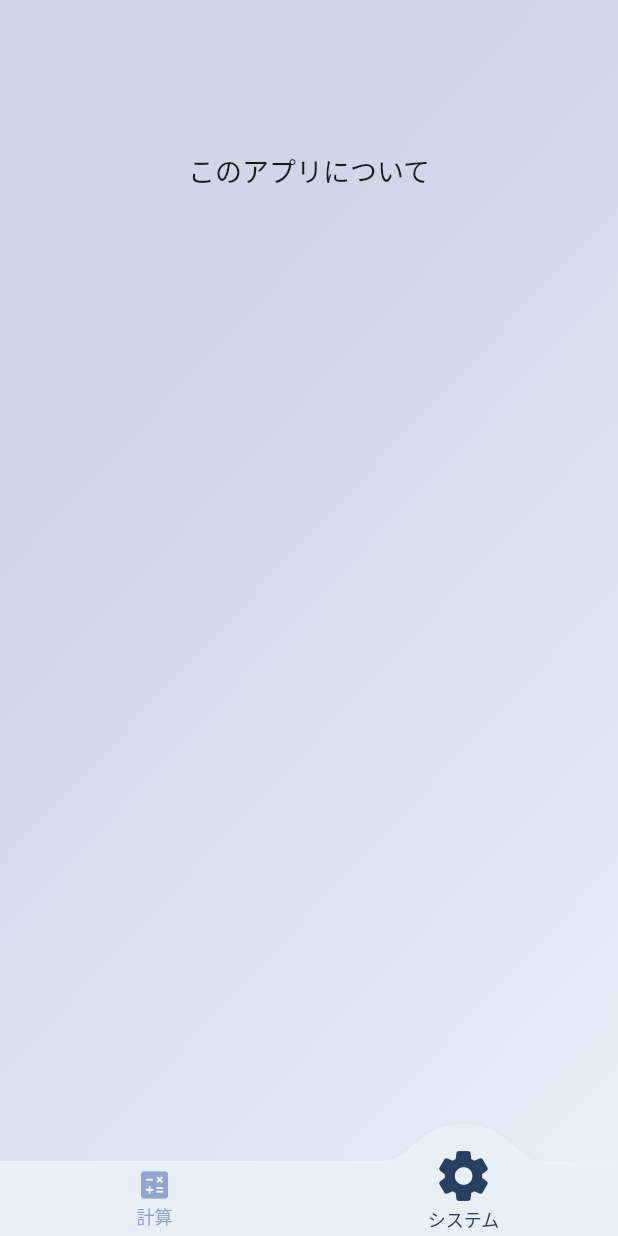
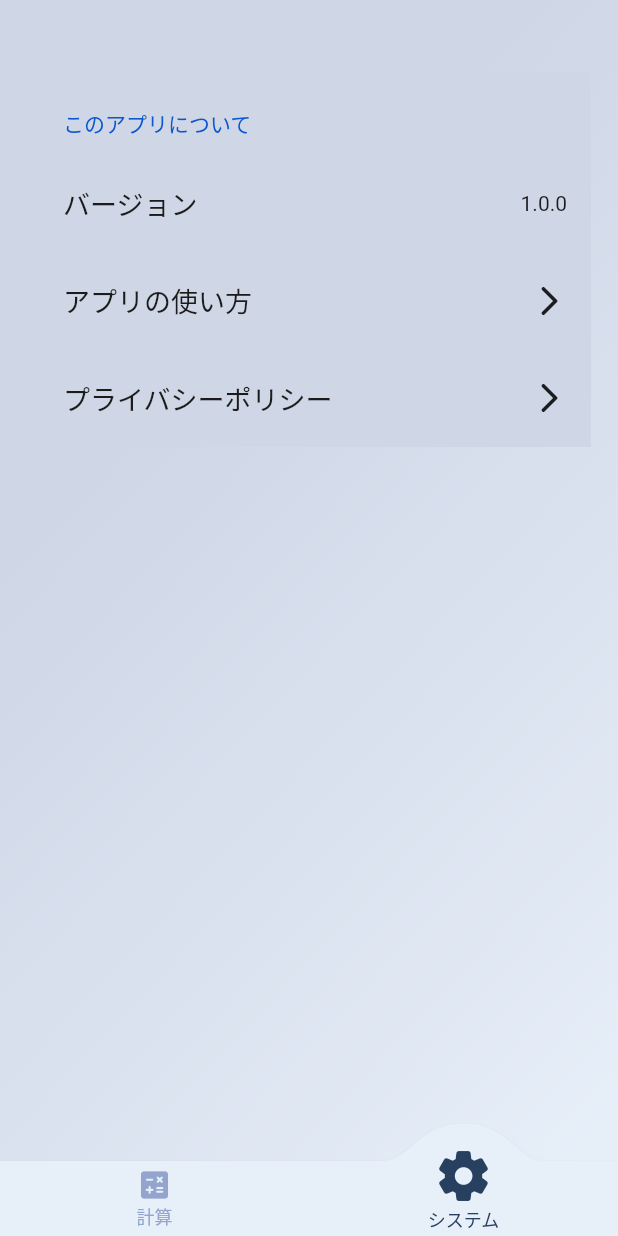
Before and after one commit to rerelurelu/uni-tool, a Flutter app: the screen it shows after launch, item 2 of the bottom bar chosen, on a phone screen of 412 x 824 dp. Run offline on Flutter 3.47's test engine with Material 2 defaults, Android fonts, the phone set to English and light mode, and no system bars; drawn by our look-alikes of convex_bottom_bar, settings_ui; our stand-ins replace flutter_riverpod, flutter_switch, keyboard_actions.

Commit message:
🎨 layout: Update

```diff
--- a/lib/screen/system.dart
+++ b/lib/screen/system.dart
@@ -1,4 +1,7 @@
 import 'package:flutter/material.dart';
+import 'package:settings_ui/settings_ui.dart';
+import 'package:uni_tool/layout/color.dart';
+
 import 'package:uni_tool/layout/theme.dart';
 
 class SystemScreen extends StatelessWidget {
@@ -6,20 +9,38 @@ class SystemScreen extends StatelessWidget {
 
   @override
   Widget build(BuildContext context) {
-    final Size screenSize = MediaQuery.of(context).size;
-
     return Container(
-      height: screenSize.height,
-      width: screenSize.width,
       decoration: defaultColor,
       child: Center(
         child: Column(
           children: [
-            SizedBox(height: 100),
-            Container(
-              child: Text(
-                'このアプリについて',
-                style: TextStyle(fontSize: 18),
+            SizedBox(height: 30),
+            Padding(
+              padding: const EdgeInsets.all(18),
+              child: SettingsList(
+                backgroundColor: lightFog,
+                shrinkWrap: true,
+                sections: [
+                  SettingsSection(
+                    title: 'このアプリについて',
+                    titleTextStyle: TextStyle(fontSize: 18),
+                    tiles: [
+                      SettingsTile(
+                        title: 'バージョン',
+                        trailing: Text('1.0.0'),
+                      ),
+                      SettingsTile(
+                        title: 'アプリの使い方',
+                        trailing: Icon(Icons.arrow_forward_ios_rounded),
+                      ),
+                      SettingsTile(
+                        title: 'プライバシーポリシー',
+                        titleTextStyle: TextStyle(fontSize: 15),
+                        trailing: Icon(Icons.arrow_forward_ios_rounded),
+                      ),
+                    ],
+                  ),
+                ],
               ),
             ),
           ],
```
